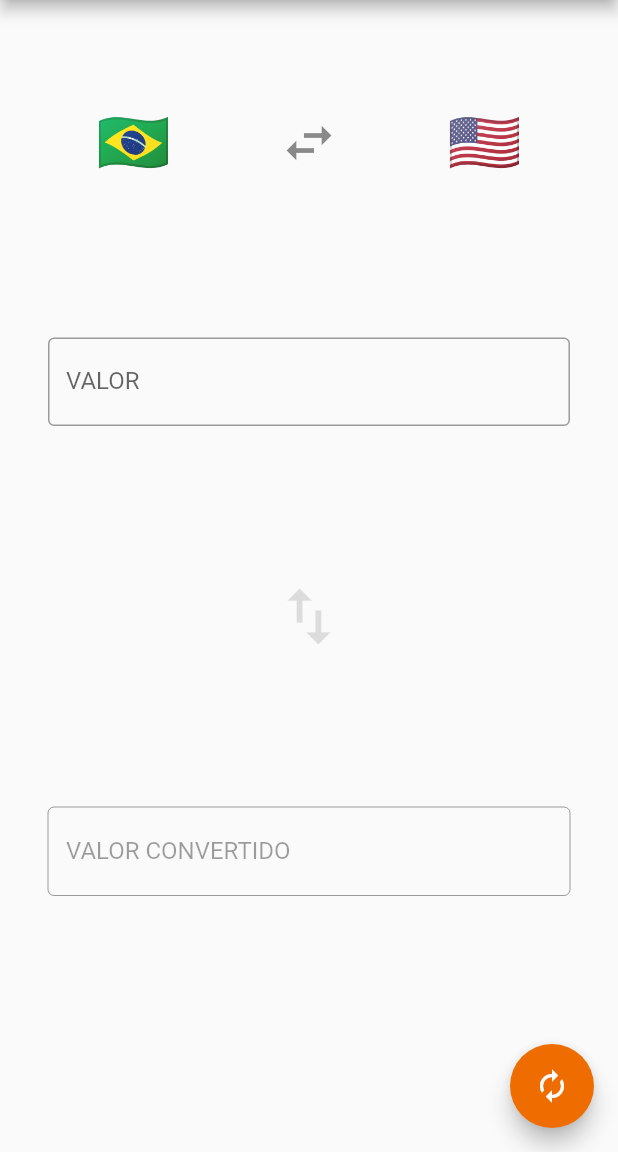
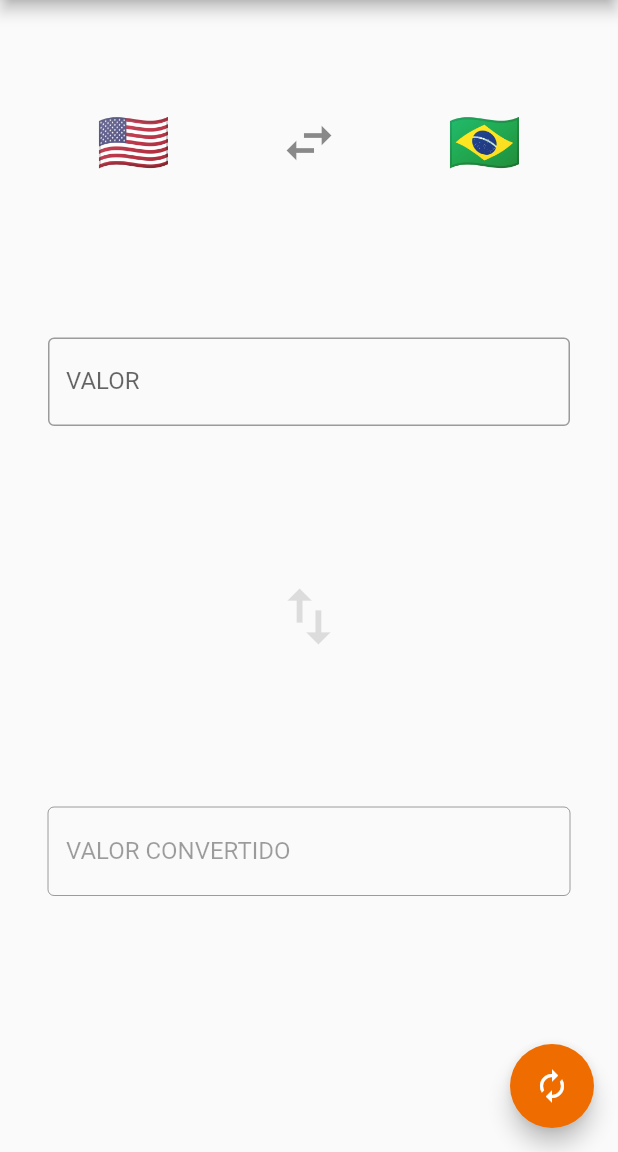
Before and after one commit to emersonsiega/flutter_course_currency_converter, a Flutter app: the screen it shows after launch, after a tap on the "swap horiz" icon, on a phone screen of 412 x 824 dp, the part 84-1236 px from its top. Run offline on Flutter 3.47's test engine with Material 2 defaults, Android fonts, the phone set to English and light mode, and no system bars.

Commit message:
Inverte moeda base e moeda de conversão

```diff
--- a/lib/home.dart
+++ b/lib/home.dart
@@ -1,6 +1,53 @@
 import 'package:flutter/material.dart';
 
-class Home extends StatelessWidget {
+class Home extends StatefulWidget {
+  // Cotação atual do Dólar
+  final _valorDolar = 4.20;
+
+  // Dados da moeda Real
+  final _real = {
+    'flag': "🇧🇷",
+    'simbolo': 'R\$',
+  };
+
+  // Dados da moeda Dólar
+  final _dolar = {
+    'flag': "🇺🇸",
+    'simbolo': '\$',
+  };
+
+  @override
+  _HomeState createState() => _HomeState();
+}
+
+class _HomeState extends State<Home> {
+  Map<String, dynamic> moedaBase = Map();
+  Map<String, dynamic> moedaConversao = Map();
+
+  @override
+  void initState() {
+    super.initState();
+
+    // Estado inicial do app
+    moedaBase = widget._real;
+    moedaConversao = widget._dolar;
+  }
+
+  /// Altera a conversão Real x Dolar => Dolar x Real
+  void _alteraMoedaBase() {
+    if (moedaBase == widget._real) {
+      setState(() {
+        moedaBase = widget._dolar;
+        moedaConversao = widget._real;
+      });
+    } else {
+      setState(() {
+        moedaBase = widget._real;
+        moedaConversao = widget._dolar;
+      });
+    }
+  }
+
   @override
   Widget build(BuildContext context) {
     return Scaffold(
@@ -17,7 +64,7 @@ class Home extends StatelessWidget {
               mainAxisAlignment: MainAxisAlignment.spaceAround,
               children: <Widget>[
                 Text(
-                  "🇧🇷",
+                  moedaBase['flag'],
                   style: TextStyle(
                     fontSize: 40,
                   ),
@@ -30,10 +77,11 @@ class Home extends StatelessWidget {
                   iconSize: 40,
                   onPressed: () {
                     // Inverter a conversão
+                    _alteraMoedaBase();
                   },
                 ),
                 Text(
-                  "🇺🇸",
+                  moedaConversao['flag'],
                   style: TextStyle(
                     fontSize: 40,
                   ),
@@ -46,7 +94,7 @@ class Home extends StatelessWidget {
                 labelText: "VALOR",
                 prefix: Padding(
                   padding: const EdgeInsets.only(right: 10.0, left: 5),
-                  child: Text("R\$"),
+                  child: Text(moedaBase['simbolo']),
                 ),
               ),
               keyboardType: TextInputType.number,
@@ -62,7 +110,7 @@ class Home extends StatelessWidget {
                 labelText: "VALOR CONVERTIDO",
                 prefix: Padding(
                   padding: const EdgeInsets.only(right: 10.0, left: 5),
-                  child: Text("\$"),
+                  child: Text(moedaConversao['simbolo']),
                 ),
               ),
               enabled: false,
@@ -71,7 +119,9 @@ class Home extends StatelessWidget {
         ),
       ),
       floatingActionButton: FloatingActionButton(
-        onPressed: () {},
+        onPressed: () {
+          //Converter...
+        },
         child: Icon(Icons.autorenew),
       ),
     );
```
